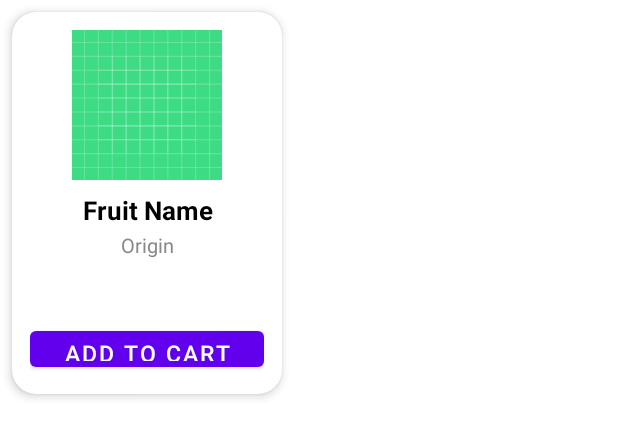
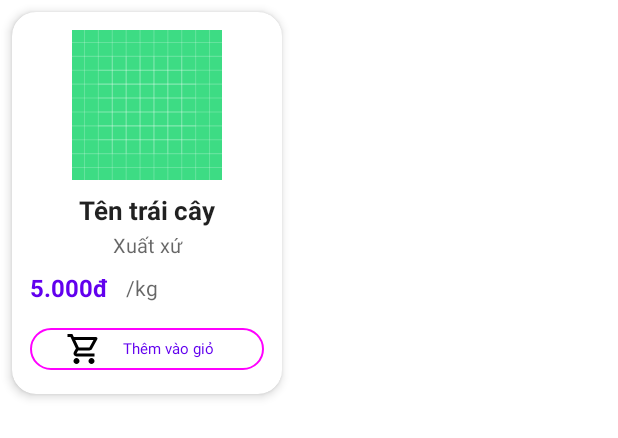
Before and after one commit to surtant236/Ass_RestApi, an Android app: the layout item_fruit.xml on its own in the app's theme, with its tools: preview values and no code run, on a phone screen of 412 x 824 dp. Shown: the top 438 px of the screen. Run offline under Robolectric (Android 15) with nearby library versions, the phone set to English and light mode, and no system bars.

Commit message:
Second commit

```diff
--- a/app/src/main/res/layout/item_fruit.xml
+++ b/app/src/main/res/layout/item_fruit.xml
@@ -4,8 +4,8 @@
     android:layout_width="180dp"
     android:layout_height="wrap_content"
     android:layout_margin="8dp"
-    card_view:cardElevation="4dp"
-    card_view:cardCornerRadius="16dp">
+    card_view:cardCornerRadius="16dp"
+    card_view:cardElevation="4dp">
 
     <LinearLayout
         android:layout_width="match_parent"
@@ -18,6 +18,7 @@
             android:layout_width="100dp"
             android:layout_height="100dp"
             android:layout_gravity="center_horizontal"
+            android:contentDescription="Hình ảnh trái cây"
             android:scaleType="centerCrop"
             android:src="@drawable/ic_launcher_background" />
 
@@ -25,38 +26,38 @@
             android:id="@+id/tvName"
             android:layout_width="match_parent"
             android:layout_height="wrap_content"
-            android:text="Fruit Name"
+            android:layout_marginTop="8dp"
+            android:gravity="center_horizontal"
+            android:text="Tên trái cây"
+            android:textColor="?android:attr/textColorPrimary"
             android:textSize="17sp"
-            android:textColor="@color/black"
-            android:textStyle="bold"
-            android:gravity="center_horizontal"
-            android:layout_marginTop="8dp" />
+            android:textStyle="bold" />
 
         <TextView
             android:id="@+id/tvOrigin"
             android:layout_width="match_parent"
             android:layout_height="wrap_content"
-            android:text="Origin"
-            android:textSize="13sp"
-            android:textColor="#888888"
+            android:layout_marginTop="2dp"
             android:gravity="center_horizontal"
-            android:layout_marginTop="2dp" />
+            android:text="Xuất xứ"
+            android:textColor="?android:attr/textColorSecondary"
+            android:textSize="13sp" />
 
         <LinearLayout
             android:layout_width="match_parent"
             android:layout_height="wrap_content"
-            android:orientation="horizontal"
+            android:layout_marginTop="8dp"
             android:gravity="center_vertical"
-            android:layout_marginTop="8dp">
+            android:orientation="horizontal">
 
             <TextView
                 android:id="@+id/tvPrice"
                 android:layout_width="wrap_content"
                 android:layout_height="wrap_content"
-
+                android:text="5.000đ"
+                android:textColor="?attr/colorPrimary"
                 android:textSize="16sp"
-                android:textStyle="bold"
-                 />
+                android:textStyle="bold" />
 
             <Space
                 android:layout_width="12dp"
@@ -66,26 +67,21 @@
                 android:id="@+id/tvQuantity"
                 android:layout_width="wrap_content"
                 android:layout_height="wrap_content"
-                android:textSize="14sp"
-                android:textColor="#888888" />
-
-            <TextView
-                android:layout_width="wrap_content"
-                android:layout_height="wrap_content"
-                android:textSize="13sp"
-                android:textColor="#888888" />
+                android:text="/kg"
+                android:textColor="?android:attr/textColorSecondary"
+                android:textSize="14sp" />
         </LinearLayout>
 
         <Button
             android:id="@+id/btnAddToCart"
+            style="@style/Widget.Material3.Button.OutlinedButton"
             android:layout_width="match_parent"
             android:layout_height="36dp"
-            android:text="Add to Cart"
-            android:textSize="15sp"
-            android:textColor="@android:color/white"
             android:layout_marginTop="12dp"
-            android:drawableStart="@drawable/outline_shopping_cart_24"
-            android:drawablePadding="8dp"/>
+            android:drawableLeft="@drawable/outline_shopping_cart_24"
+            android:drawablePadding="8dp"
+            android:text="Thêm vào giỏ"
+            android:textColor="?attr/colorPrimary" />
 
     </LinearLayout>
 </androidx.cardview.widget.CardView>
```
